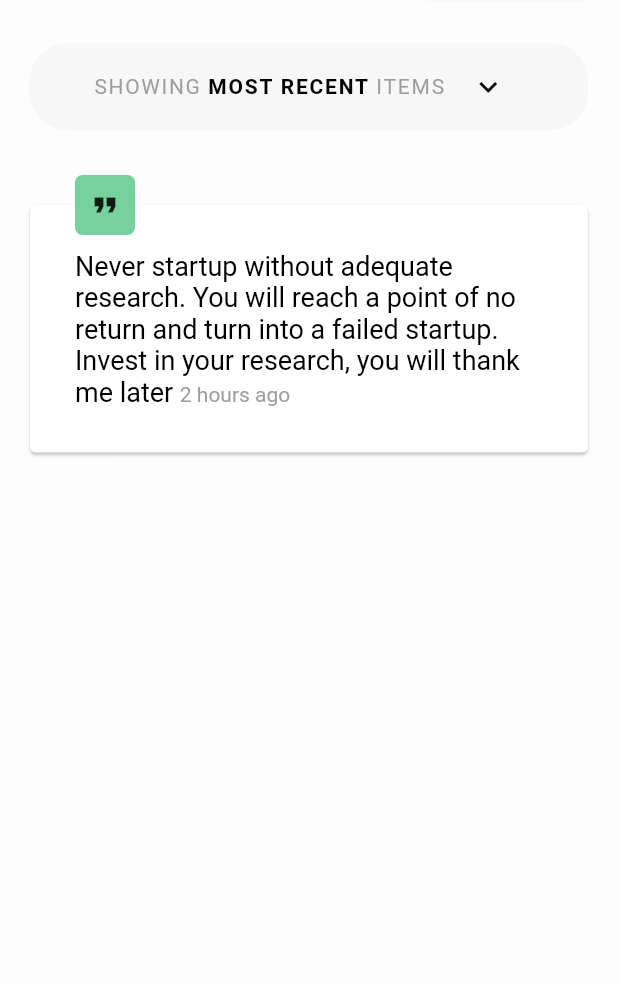
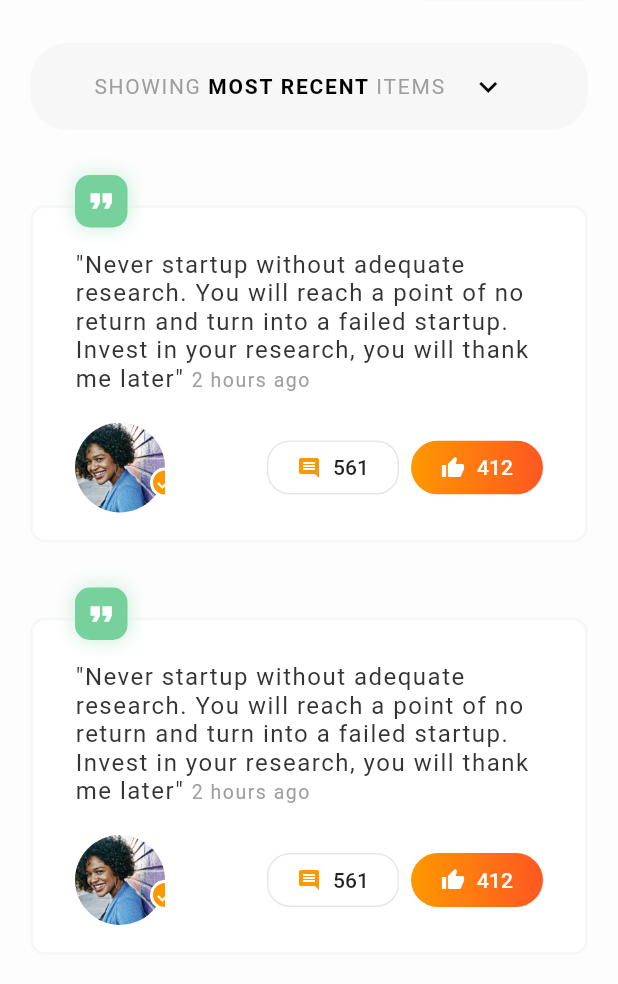
Before and after one commit to codingbbq/mentors_social_app, a Flutter app: the screen it shows after launch, on a phone screen of 412 x 824 dp, the part 71-1055 px from its top. Run offline on Flutter 3.47's test engine with Material 2 defaults, Android fonts, the phone set to English and light mode, and no system bars.

Commit message:
Implementing a card widget with relevant data such as quote, profile and buttons

```diff
--- a/lib/pages/updates/updates_card.dart
+++ b/lib/pages/updates/updates_card.dart
@@ -4,20 +4,135 @@ class UpdatesCard extends StatelessWidget {
   @override
   Widget build(BuildContext context) {
     return Container(
-      child: Container(
       child: Stack(
         children: <Widget>[
           Card(
-              margin: const EdgeInsets.only(left: 20.0, right: 20.0, top: 30.0, bottom: 10.0),
+            elevation: 0,
+            shape: RoundedRectangleBorder(
+              borderRadius: BorderRadius.circular(10),
+              side: BorderSide(
+                color: Color(0xFFF7F7F7),
+                width: 2
+              )
+            ),
+            margin: const EdgeInsets.only(left: 20.0, right: 20.0, top: 30.0, bottom: 20.0),
             child: Padding(
-                padding: const EdgeInsets.all(30),
-                child: RichText(
+              padding: const EdgeInsets.only(top: 30, bottom: 20, left: 30, right: 30),
+              child: Column(
+                mainAxisSize: MainAxisSize.max,
+                children: <Widget>[
+                  RichText(
                   text: TextSpan(
                     children: <TextSpan>[
-                      TextSpan(text: "Never startup without adequate research. You will reach a point of no return and turn into a failed startup. Invest in your research, you will thank me later ", style: TextStyle(color: Colors.black, fontSize: 18.0)),
-                      TextSpan(text: "2 hours ago", style: TextStyle(fontSize: 14.0, color: Colors.grey))
+                      TextSpan(text: "\"Never startup without adequate research. You will reach a point of no return and turn into a failed startup. Invest in your research, you will thank me later\" ", style: TextStyle(color: Color(0xFF343434), fontSize: 16.0, letterSpacing: 1.0)),
+                      TextSpan(text: "2 hours ago", style: TextStyle(fontSize: 13.0, color: Colors.grey, letterSpacing: 1.0))
                     ]
                   ),
+                ),
+                SizedBox(height: 20.0,),
+                Row(
+                  mainAxisAlignment: MainAxisAlignment.spaceBetween,
+                  children: <Widget>[
+                    Stack(
+                      children: <Widget>[
+
+                        Container(
+                          width: 60,
+                          height: 60,
+                          decoration: BoxDecoration(
+                            shape: BoxShape.circle,
+                            image: DecorationImage(
+                              fit: BoxFit.cover,
+                              image: AssetImage(
+                                "assets/images/profile/guest1.jpg"
+                              )
+                            )
+                          ),
+                        ),
+
+                        // Verified Profile
+                        Positioned(
+                          bottom: 10,
+                          right: -10,
+                          child: Container(
+                            width: 20,
+                            height: 20,
+                            decoration: BoxDecoration(
+                              shape: BoxShape.circle,
+                              color: Colors.orange,
+                              border: Border.all(
+                                color: Colors.white,
+                                width: 2.0
+                              )
+                            ),
+                            child: Icon(
+                              Icons.done,
+                              size: 14.0,
+                              color: Colors.white,
+                            ),
+                          ),
+                        )
+                      ],
+                    ),
+                    Row(
+                      children: <Widget>[
+                        FlatButton(
+                          onPressed: (){},
+                          padding: const EdgeInsets.all(10.0),
+                          shape: RoundedRectangleBorder(
+                            borderRadius: BorderRadius.circular(15.0),
+                            side: BorderSide(color: Color(0xFFe7e7e7))
+                          ),
+                          child: Row(
+                            mainAxisAlignment: MainAxisAlignment.spaceBetween,
+                            children: <Widget>[
+                              Icon(
+                                Icons.comment,
+                                color: Colors.orange,
+                                size: 16.0,
+                              ),
+                              SizedBox(width: 8.0,),
+                              Text("561")
+                            ],
+                          ),
+                        ),
+                        SizedBox(width: 8.0,),
+                        FlatButton(
+                          onPressed: () {},
+                          shape: RoundedRectangleBorder(
+                            borderRadius: BorderRadius.circular(80.0)
+                          ),
+                          padding: const EdgeInsets.all(0.0),
+                          child: Ink(
+                            decoration: BoxDecoration(
+                                gradient: LinearGradient(
+                                  colors: [Colors.orange, Colors.deepOrange],
+                                  stops: [0,100]
+                                ),
+                                borderRadius: BorderRadius.circular(80.0)
+                              ),
+                            child: Container(
+                              constraints: const BoxConstraints(minWidth: 88.0, minHeight: 36.0), // min sizes for Material buttons
+                              child: Row(
+                              mainAxisAlignment: MainAxisAlignment.center,
+                              children: <Widget>[
+                                Icon(
+                                  Icons.thumb_up,
+                                  color: Colors.white,
+                                  size: 16.0,
+                                ),
+                                SizedBox(width: 8.0,),
+                                Text("412", style: TextStyle(color: Colors.white),)
+                              ],
+                            ),
+                            ),
+                          )
+                        )
+                      ],
+                    )
+                  ],
+                )
+                ],
               ),
             ),
           ),
@@ -25,19 +140,26 @@ class UpdatesCard extends StatelessWidget {
             top: 10.0,
             left: 50.0,
             child: Container(
-                width: 40,
-                height: 40,
+              width: 35,
+              height: 35,
               decoration: BoxDecoration(
                 color: Color(0xFF76d19c),
-                  borderRadius: BorderRadius.circular(5)
+                borderRadius: BorderRadius.circular(10),
+                boxShadow: [
+                  BoxShadow(
+                    blurRadius: 10.0,
+                    spreadRadius: 1.0,
+                    color: Color(0xFFcfeedd)
+                  )
+                ]
               ),
               child: Icon(
-                  Icons.format_quote
+                Icons.format_quote,
+                color: Colors.white,
               ),
             ),
           )
         ],
-        ),
       )
     );
   }
--- a/lib/pages/updates/updates_page.dart
+++ b/lib/pages/updates/updates_page.dart
@@ -81,11 +81,15 @@ class _UpdatesPageState extends State<UpdatesPage> {
         ],
       ),
       body: Container(
-        child: Column(
-          children: <Widget>[
-            MostRecent(),
-            UpdatesCard(),
-          ],
+        child: SingleChildScrollView(
+          scrollDirection: Axis.vertical,
+           child: Column(
+            children: <Widget>[
+              MostRecent(),
+              UpdatesCard(),
+              UpdatesCard(),
+            ],
+          ),
         ),
       ),
     );
--- a/pubspec.yaml
+++ b/pubspec.yaml
@@ -43,6 +43,7 @@ flutter:
   # To add assets to your application, add an assets section, like this:
   assets:
    - assets/images/
+   - assets/images/profile/
 
   # An image asset can refer to one or more resolution-specific "variants", see
   # https://flutter.dev/assets-and-images/#resolution-aware.
```
Also changed, not shown: assets/images/profile/guest1.jpg (added), assets/images/profile/guest2.jpg (added), assets/images/profile/guest3.jpg (added), assets/images/profile/guest4.jpeg (added), assets/images/profile/guest5.jpg (added), assets/images/profile/guest6.jpg (added). Lines whose indentation alone changed are shown as unchanged.
